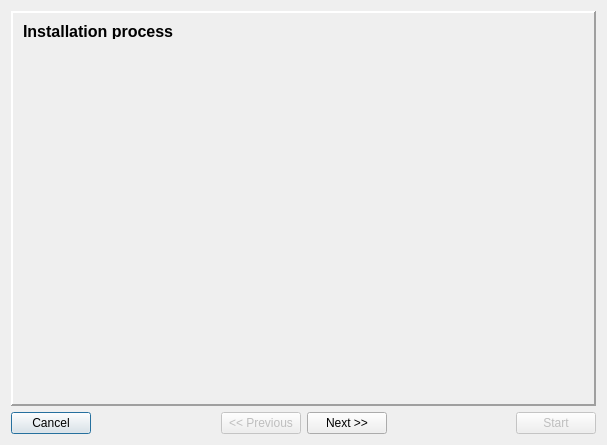
The window that install/dlgMain.ui (tbikfalvi/Belenus) describes before a commit, drawn with Qt 5.
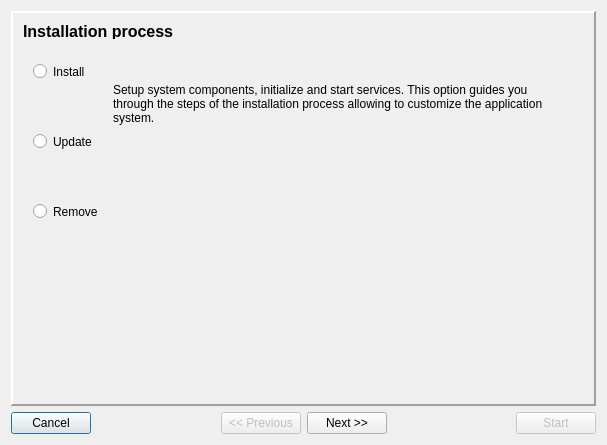
The same window after the commit. Icons and pictures are not drawn.

What changed in the file:
```diff
--- a/install/dlgMain.ui
+++ b/install/dlgMain.ui
@@ -34,6 +34,11 @@
   <layout class="QVBoxLayout" name="verticalLayout">
    <item>
     <widget class="QStackedWidget" name="pagerControl">
+     <property name="font">
+      <font>
+       <pointsize>9</pointsize>
+      </font>
+     </property>
      <property name="frameShape">
       <enum>QFrame::Panel</enum>
      </property>
@@ -119,6 +124,118 @@
         <string>Installation process</string>
        </property>
       </widget>
+      <widget class="QLabel" name="imgInstall1">
+       <property name="geometry">
+        <rect>
+         <x>40</x>
+         <y>70</y>
+         <width>40</width>
+         <height>40</height>
+        </rect>
+       </property>
+       <property name="text">
+        <string/>
+       </property>
+       <property name="pixmap">
+        <pixmap resource="install.qrc">:/icons/40x40_setup.png</pixmap>
+       </property>
+       <property name="alignment">
+        <set>Qt::AlignCenter</set>
+       </property>
+      </widget>
+      <widget class="QRadioButton" name="rbInstall">
+       <property name="geometry">
+        <rect>
+         <x>20</x>
+         <y>50</y>
+         <width>82</width>
+         <height>17</height>
+        </rect>
+       </property>
+       <property name="text">
+        <string>Install</string>
+       </property>
+      </widget>
+      <widget class="QRadioButton" name="rbUpdate">
+       <property name="geometry">
+        <rect>
+         <x>20</x>
+         <y>120</y>
+         <width>70</width>
+         <height>17</height>
+        </rect>
+       </property>
+       <property name="text">
+        <string>Update</string>
+       </property>
+      </widget>
+      <widget class="QLabel" name="imgUpdate">
+       <property name="geometry">
+        <rect>
+         <x>40</x>
+         <y>140</y>
+         <width>40</width>
+         <height>40</height>
+        </rect>
+       </property>
+       <property name="text">
+        <string/>
+       </property>
+       <property name="pixmap">
+        <pixmap resource="install.qrc">:/icons/40x40_refresh.png</pixmap>
+       </property>
+       <property name="alignment">
+        <set>Qt::AlignCenter</set>
+       </property>
+      </widget>
+      <widget class="QRadioButton" name="rbRemove">
+       <property name="geometry">
+        <rect>
+         <x>20</x>
+         <y>190</y>
+         <width>82</width>
+         <height>17</height>
+        </rect>
+       </property>
+       <property name="text">
+        <string>Remove</string>
+       </property>
+      </widget>
+      <widget class="QLabel" name="imgRemove">
+       <property name="geometry">
+        <rect>
+         <x>40</x>
+         <y>210</y>
+         <width>40</width>
+         <height>40</height>
+        </rect>
+       </property>
+       <property name="text">
+        <string/>
+       </property>
+       <property name="pixmap">
+        <pixmap resource="install.qrc">:/icons/40x40_remove.png</pixmap>
+       </property>
+      </widget>
+      <widget class="QLabel" name="lblText2_1">
+       <property name="geometry">
+        <rect>
+         <x>100</x>
+         <y>70</y>
+         <width>440</width>
+         <height>50</height>
+        </rect>
+       </property>
+       <property name="text">
+        <string>Setup system components, initialize and start services. This option guides you through the steps of the installation process allowing to customize the application system.</string>
+       </property>
+       <property name="alignment">
+        <set>Qt::AlignLeading|Qt::AlignLeft|Qt::AlignTop</set>
+       </property>
+       <property name="wordWrap">
+        <bool>true</bool>
+       </property>
+      </widget>
      </widget>
     </widget>
    </item>
```
Left out of the diff: 93 changed lines with no effect on the pictures.
